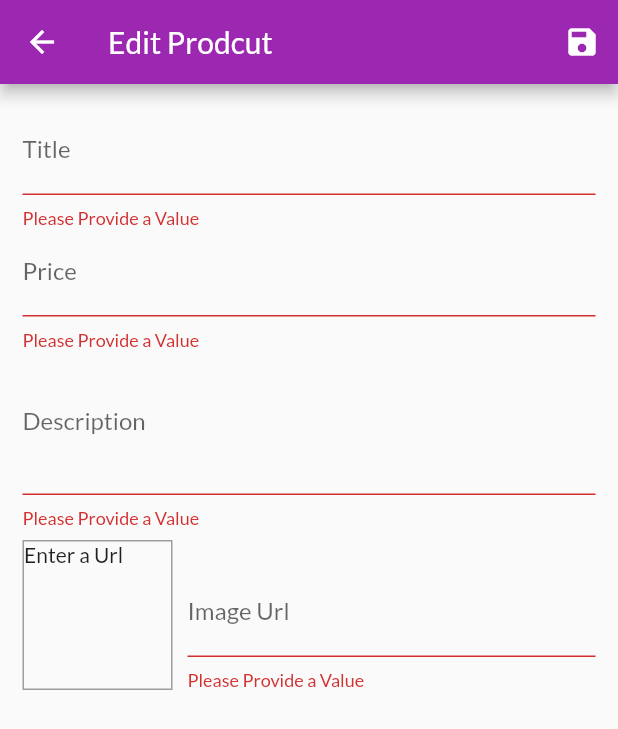
After one commit to Sanj-eevv/ShopApp-Online-Training, a Flutter app: the EditProductScreen screen opened by its route, after a tap on the "save" icon, on a phone screen of 412 x 824 dp. The commit adds this screen. Shown: the top 729 px of the screen. Run offline on Flutter 3.47's test engine with Material 2 defaults, Android fonts, the phone set to English and light mode, and no system bars; network calls fail.

Commit message:
Input/Snackbar/DialogBox

```diff
--- a/lib/main.dart
+++ b/lib/main.dart
@@ -8,6 +8,8 @@ import 'Providers/products.dart';
 import 'Providers/cart.dart';
 import 'Providers/orders.dart';
 import 'screens/orders_screen.dart';
+import 'screens/user_products_screen.dart';
+import 'screens/edit_product_screen.dart';
 
 void main() {
   return runApp(ShopApp());
@@ -43,6 +45,12 @@ class ShopApp extends StatelessWidget {
           },
           OrdersScreen.routeName: (context) {
             return OrdersScreen();
+          },
+          UserProductsScreen.routeName: (context) {
+            return UserProductsScreen();
+          },
+          EditProductScreen.routeName: (context) {
+            return EditProductScreen();
           }
         },
         home: ProductsOverviewScreen(),
--- a/lib/models/product.dart
+++ b/lib/models/product.dart
@@ -6,7 +6,7 @@ class Product with ChangeNotifier {
   final String description;
   final double price;
   final String imageUrl;
-  bool isFavorite = false;
+  bool isFavorite;
 
   Product({
     required this.id,
@@ -14,6 +14,7 @@ class Product with ChangeNotifier {
     required this.description,
     required this.price,
     required this.imageUrl,
+    this.isFavorite = false,
   });
 
   void toggleFavoriteStatus() {
--- /dev/null
+++ b/lib/screens/edit_product_screen.dart
@@ -0,0 +1,260 @@
+import 'package:flutter/material.dart';
+import '../models/product.dart';
+import 'package:provider/provider.dart';
+import '../Providers/products.dart';
+
+class EditProductScreen extends StatefulWidget {
+  static const routeName = "/edit-product";
+  @override
+  _EditProductScreenState createState() => _EditProductScreenState();
+}
+
+class _EditProductScreenState extends State<EditProductScreen> {
+  final _priceFocusNode = FocusNode();
+  final _descriptionFocusNode = FocusNode();
+  final _imageUrlController = TextEditingController();
+  final _imageUrlfocusNode = FocusNode();
+  final _form = GlobalKey<FormState>();
+  var _editedProduct = Product(
+    id: '',
+    title: "",
+    description: "",
+    imageUrl: '',
+    price: 0,
+  );
+  var _initValue = {
+    'title': "",
+    'description': "",
+    'imageUrl': '',
+    'price': '',
+  };
+  @override
+  void initState() {
+    _imageUrlfocusNode.addListener(_updateImageUrl);
+    super.initState();
+  }
+
+  var _isInit = true;
+
+  @override
+  void didChangeDependencies() {
+    if (_isInit) {
+      final id = ModalRoute.of(context)?.settings.arguments;
+      if (id != null) {
+        _editedProduct = Provider.of<Products>(context).findById(id.toString());
+        _initValue = {
+          'title': _editedProduct.title,
+          'description': _editedProduct.description,
+          'price': _editedProduct.price.toString(),
+          'imageUrl': _editedProduct.imageUrl
+        };
+        _imageUrlController.text = _editedProduct.imageUrl;
+      }
+    }
+    super.didChangeDependencies();
+    _isInit = false;
+  }
+
+  void dispose() {
+    _imageUrlfocusNode.removeListener(_updateImageUrl);
+    _priceFocusNode.dispose();
+    _descriptionFocusNode.dispose();
+    _imageUrlController.dispose();
+    _imageUrlfocusNode.dispose();
+    super.dispose();
+  }
+
+  void _updateImageUrl() {
+    if (!_imageUrlfocusNode.hasFocus) {
+      setState(() {});
+    }
+  }
+
+  void _saveForm() {
+    final isValid = _form.currentState!.validate();
+    if (!isValid) {
+      return;
+    }
+    _form.currentState!.save();
+    if (_editedProduct.id != '') {
+      Provider.of<Products>(context, listen: false)
+          .update(_editedProduct.id, _editedProduct);
+    } else {
+      Provider.of<Products>(context, listen: false).addProduct(_editedProduct);
+    }
+
+    Navigator.of(context).pop();
+  }
+
+  Widget build(BuildContext context) {
+    return Scaffold(
+      appBar: AppBar(
+        title: Text('Edit Prodcut'),
+        actions: [
+          IconButton(
+            icon: Icon(Icons.save),
+            onPressed: _saveForm,
+          )
+        ],
+      ),
+      body: Padding(
+        padding: const EdgeInsets.all(15.0),
+        child: Form(
+          key: _form,
+          child: ListView(
+            children: [
+              TextFormField(
+                initialValue: _initValue['title'],
+                decoration: InputDecoration(labelText: "Title"),
+                textInputAction: TextInputAction.next,
+                onFieldSubmitted: (value) {
+                  FocusScope.of(context).requestFocus(_priceFocusNode);
+                },
+                validator: (val) {
+                  if (val!.isEmpty) {
+                    return 'Please Provide a Value';
+                  }
+                  return null;
+                },
+                onSaved: (value) {
+                  _editedProduct = Product(
+                    title: value!,
+                    price: _editedProduct.price,
+                    description: _editedProduct.description,
+                    imageUrl: _editedProduct.imageUrl,
+                    id: _editedProduct.id,
+                    isFavorite: _editedProduct.isFavorite,
+                  );
+                },
+              ),
+              TextFormField(
+                initialValue: _initValue['price'],
+                decoration: InputDecoration(labelText: "Price"),
+                textInputAction: TextInputAction.next,
+                keyboardType: TextInputType.number,
+                focusNode: _priceFocusNode,
+                validator: (val) {
+                  if (val!.isEmpty) {
+                    return 'Please Provide a Value';
+                  }
+                  if (double.tryParse(val) == null) {
+                    return 'Please enter valid number';
+                  }
+                  if (double.parse(val) <= 0) {
+                    return 'enter number greater than 0';
+                  }
+                  return null;
+                },
+                onFieldSubmitted: (value) {
+                  FocusScope.of(context).requestFocus(_descriptionFocusNode);
+                },
+                onSaved: (value) {
+                  _editedProduct = Product(
+                    title: _editedProduct.title,
+                    price: double.parse(value!),
+                    description: _editedProduct.description,
+                    imageUrl: _editedProduct.imageUrl,
+                    id: _editedProduct.id,
+                    isFavorite: _editedProduct.isFavorite,
+                  );
+                },
+              ),
+              TextFormField(
+                initialValue: _initValue['description'],
+                decoration: InputDecoration(labelText: "Description"),
+                maxLines: 3,
+                keyboardType: TextInputType.multiline,
+                focusNode: _descriptionFocusNode,
+                validator: (val) {
+                  if (val!.isEmpty) {
+                    return 'Please Provide a Value';
+                  }
+                  if (val.toString().length < 10) {
+                    return 'Should be at least 10 characters long';
+                  }
+                  return null;
+                },
+                onSaved: (value) {
+                  _editedProduct = Product(
+                    title: _editedProduct.title,
+                    price: _editedProduct.price,
+                    description: value!,
+                    imageUrl: _editedProduct.imageUrl,
+                    id: _editedProduct.id,
+                    isFavorite: _editedProduct.isFavorite,
+                  );
+                },
+              ),
+              Row(
+                crossAxisAlignment: CrossAxisAlignment.end,
+                children: [
+                  Container(
+                    width: 100,
+                    height: 100,
+                    margin: EdgeInsets.only(
+                      top: 8,
+                      right: 10,
+                    ),
+                    decoration: BoxDecoration(
+                      border: Border.all(
+                        width: 1,
+                        color: Colors.grey,
+                      ),
+                    ),
+                    child: _imageUrlController.text.isEmpty
+                        ? Text('Enter a Url')
+                        : FittedBox(
+                            child: Image.network(
+                              _imageUrlController.text,
+                              fit: BoxFit.cover,
+                            ),
+                          ),
+                  ),
+                  Expanded(
+                    child: TextFormField(
+                      decoration: InputDecoration(
+                        labelText: 'Image Url',
+                      ),
+                      textInputAction: TextInputAction.done,
+                      keyboardType: TextInputType.url,
+                      controller: _imageUrlController,
+                      focusNode: _imageUrlfocusNode,
+                      validator: (val) {
+                        if (val!.isEmpty) {
+                          return 'Please Provide a Value';
+                        }
+                        if (!val.startsWith('http') &&
+                            !val.startsWith('https')) {
+                          return 'Please provide a correct value';
+                        }
+                        if (!val.endsWith('jpg') &&
+                            !val.endsWith('jepg') &&
+                            !val.endsWith('png')) {
+                          return 'Please provide a correct value';
+                        }
+                        return null;
+                      },
+                      onSaved: (value) {
+                        _editedProduct = Product(
+                          title: _editedProduct.title,
+                          price: _editedProduct.price,
+                          description: _editedProduct.description,
+                          imageUrl: value!,
+                          id: _editedProduct.id,
+                          isFavorite: _editedProduct.isFavorite,
+                        );
+                      },
+                      onFieldSubmitted: (value) {
+                        _saveForm();
+                      },
+                    ),
+                  ),
+                ],
+              )
+            ],
+          ),
+        ),
+      ),
+    );
+  }
+}
--- a/lib/widgets/app_drawer.dart
+++ b/lib/widgets/app_drawer.dart
@@ -1,5 +1,6 @@
 import 'package:flutter/material.dart';
 import '../screens/orders_screen.dart';
+import '../screens/user_products_screen.dart';
 
 class AppDrawer extends StatelessWidget {
   @override
@@ -27,6 +28,14 @@ class AppDrawer extends StatelessWidget {
               Navigator.of(context)
                   .pushReplacementNamed(OrdersScreen.routeName);
             },
+          ),
+          ListTile(
+            leading: Icon(Icons.edit),
+            title: Text('Manage Products'),
+            onTap: () {
+              Navigator.of(context)
+                  .pushReplacementNamed(UserProductsScreen.routeName);
+            },
           )
         ],
       ),
```
Also changed, not shown: lib/Providers/cart.dart (+21 -0 lines), lib/Providers/products.dart (+27 -0 lines), lib/screens/user_products_screen.dart (added, +49 -0 lines), lib/widgets/Product_item.dart (+12 -0 lines), lib/widgets/user_product_item.dart (added, +50 -0 lines).
